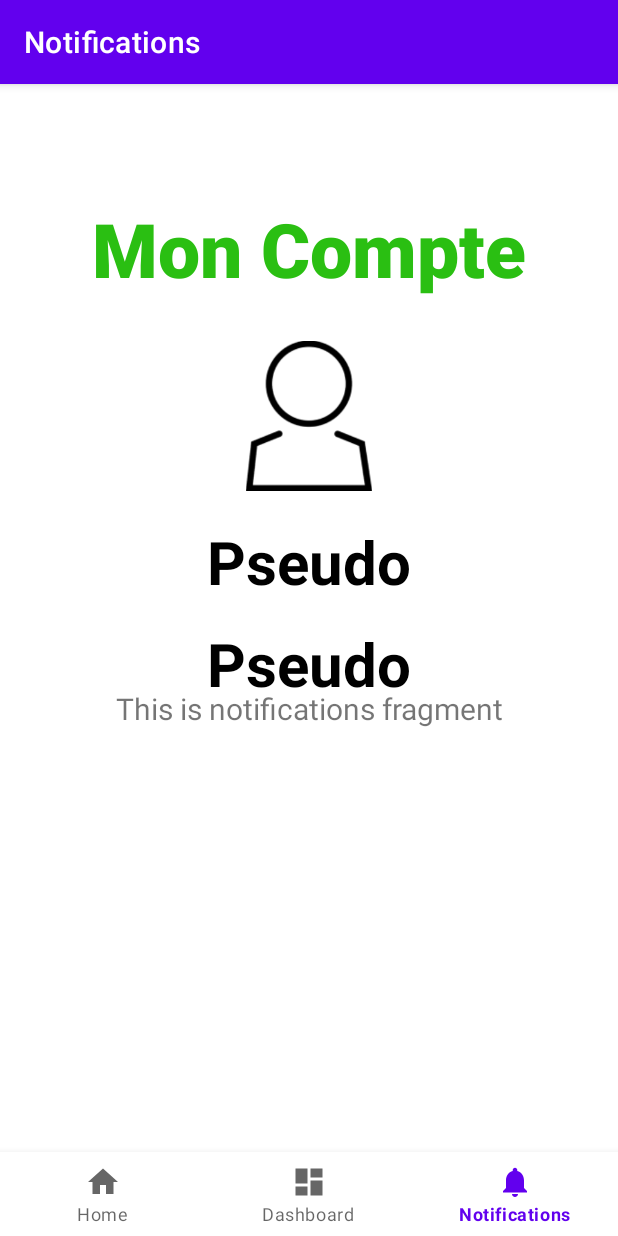
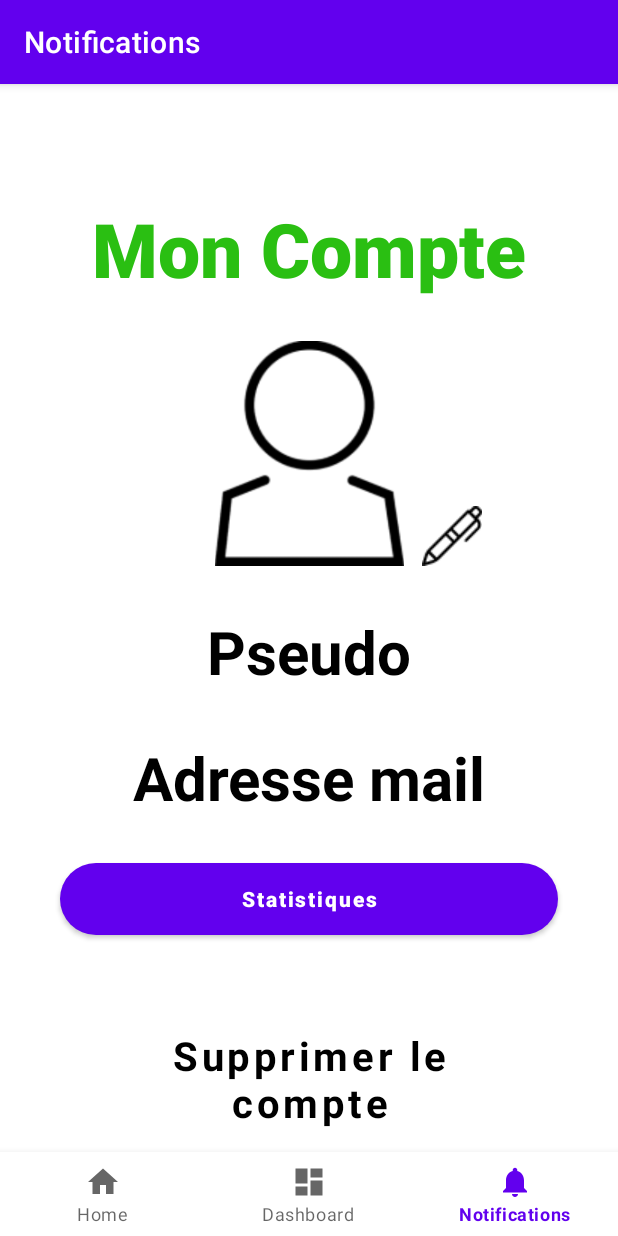
Before and after one commit to Hysea26/Projet_A2S_Dart, an Android app: the NotificationsFragment screen opened through its navigation route, on a phone screen of 412 x 824 dp. Run offline under Robolectric (Android 15) with nearby library versions, the phone set to English and light mode, and no system bars; our stand-ins replace navigation-ui.

```diff
--- a/app/src/main/java/com/example/dart/Connexion.java
+++ b/app/src/main/java/com/example/dart/Connexion.java
@@ -8,7 +8,6 @@ import android.view.View;
 import android.widget.Button;
 import android.widget.EditText;
 import android.widget.ImageButton;
-import android.widget.TextView;
 
 public class Connexion extends AppCompatActivity {
 
--- a/app/src/main/java/com/example/dart/ui/notifications/NotificationsFragment.java
+++ b/app/src/main/java/com/example/dart/ui/notifications/NotificationsFragment.java
@@ -4,17 +4,28 @@ import android.os.Bundle;
 import android.view.LayoutInflater;
 import android.view.View;
 import android.view.ViewGroup;
+import android.widget.Button;
+import android.widget.EditText;
 import android.widget.TextView;
-
+import android.content.Intent;
+import android.os.Bundle;
+import android.view.View;
+import android.widget.Button;
+import android.widget.EditText;
+import android.widget.ImageButton;
 import androidx.annotation.NonNull;
 import androidx.fragment.app.Fragment;
 import androidx.lifecycle.ViewModelProvider;
 
+import com.example.dart.R;
 import com.example.dart.databinding.FragmentNotificationsBinding;
 
 public class NotificationsFragment extends Fragment {
 
     private FragmentNotificationsBinding binding;
+
+    private static final String TAG = "Connexion"; // Pour des tags d'erreurs / verifs
+    Button btn_stats;
 
     public View onCreateView(@NonNull LayoutInflater inflater,
                              ViewGroup container, Bundle savedInstanceState) {
@@ -25,8 +36,11 @@ public class NotificationsFragment extends Fragment {
         View root = binding.getRoot();
 
         final TextView textView = binding.textNotifications;
-        notificationsViewModel.getText().observe(getViewLifecycleOwner(), textView::setText);
+        //notificationsViewModel.getText().observe(getViewLifecycleOwner(), textView::setText);
         return root;
+
+
+
     }
 
     @Override
--- a/app/src/main/java/com/example/dart/ui/notifications/NotificationsViewModel.java
+++ b/app/src/main/java/com/example/dart/ui/notifications/NotificationsViewModel.java
@@ -5,7 +5,7 @@ import androidx.lifecycle.MutableLiveData;
 import androidx.lifecycle.ViewModel;
 
 public class NotificationsViewModel extends ViewModel {
-
+/*
     private final MutableLiveData<String> mText;
 
     public NotificationsViewModel() {
@@ -16,4 +16,5 @@ public class NotificationsViewModel extends ViewModel {
     public LiveData<String> getText() {
         return mText;
     }
+    */
 }
--- a/app/src/main/res/layout/activity_connexion.xml
+++ b/app/src/main/res/layout/activity_connexion.xml
@@ -137,14 +137,14 @@
         android:layout_width="wrap_content"
         android:layout_height="wrap_content"
         android:layout_gravity="center"
-        android:layout_marginTop="24dp"
-        android:layout_marginEnd="84dp"
+        android:layout_marginTop="20dp"
         android:background="?android:attr/selectableItemBackground"
         android:fontFamily="sans-serif"
         android:text="@string/NoAccount"
         android:textAllCaps="false"
         android:textColor="#000000"
         app:layout_constraintEnd_toEndOf="parent"
+        app:layout_constraintStart_toStartOf="parent"
         app:layout_constraintTop_toBottomOf="@+id/id_btn_connexion" />
 
     <Button
@@ -152,6 +152,7 @@
         android:layout_width="wrap_content"
         android:layout_height="wrap_content"
         android:layout_gravity="right"
+        android:layout_marginTop="10dp"
         android:layout_marginEnd="10dp"
         android:background="?android:attr/selectableItemBackground"
         android:fontFamily="sans-serif"
--- a/app/src/main/res/layout/fragment_notifications.xml
+++ b/app/src/main/res/layout/fragment_notifications.xml
@@ -37,9 +37,9 @@
         app:layout_constraintTop_toTopOf="parent" />
 
     <ImageView
-        android:id="@+id/imageView"
-        android:layout_width="100dp"
-        android:layout_height="100dp"
+        android:id="@+id/id_img_user"
+        android:layout_width="150dp"
+        android:layout_height="150dp"
         android:layout_marginTop="28dp"
         android:gravity="center"
         android:src="@drawable/img_user_profil"
@@ -47,32 +47,103 @@
         app:layout_constraintStart_toStartOf="parent"
         app:layout_constraintTop_toBottomOf="@+id/id_title_compte" />
 
+    <ImageView
+        android:id="@+id/id_img_stylo"
+        android:layout_width="40dp"
+        android:layout_height="40dp"
+        android:layout_marginStart="150dp"
+        android:src="@drawable/img_stylo"
+        app:layout_constraintBottom_toBottomOf="@+id/id_img_user"
+        app:layout_constraintStart_toStartOf="@+id/id_img_user" />
+
     <TextView
-        android:id="@+id/id_textView"
+        android:id="@+id/id_txt_pseudo"
         android:layout_width="wrap_content"
         android:layout_height="wrap_content"
-        android:layout_marginTop="20dp"
+        android:layout_marginTop="30dp"
         android:text="Pseudo"
         android:textColor="#000000"
         android:textSize="60px"
         android:textStyle="bold"
         app:layout_constraintEnd_toEndOf="parent"
         app:layout_constraintStart_toStartOf="parent"
-        app:layout_constraintTop_toBottomOf="@+id/imageView" />
+        app:layout_constraintTop_toBottomOf="@+id/id_img_user" />
 
     <TextView
-        android:id="@+id/id_textView2"
+        android:id="@+id/id_txt_email"
         android:layout_width="wrap_content"
         android:layout_height="wrap_content"
-        android:layout_marginTop="88dp"
-        android:text="Pseudo"
+        android:layout_marginTop="30dp"
+        android:text="Adresse mail"
         android:textColor="#000000"
         android:textSize="60px"
         android:textStyle="bold"
         app:layout_constraintEnd_toEndOf="parent"
         app:layout_constraintHorizontal_bias="0.501"
         app:layout_constraintStart_toStartOf="parent"
-        app:layout_constraintTop_toBottomOf="@+id/imageView" />
+        app:layout_constraintTop_toBottomOf="@+id/id_txt_pseudo" />
+
+    <Button
+        android:id="@+id/id_btn_stats"
+        android:layout_width="match_parent"
+        android:layout_height="wrap_content"
+        android:layout_marginHorizontal="30dp"
+        android:layout_marginStart="40dp"
+        android:layout_marginTop="30dp"
+        android:layout_marginEnd="40dp"
+        android:background="@drawable/sign_in_button"
+        android:enabled="true"
+        android:text="@string/Statistiques"
+        android:textAllCaps="false"
+        android:textColor="#FFFFFF"
+        android:textSize="14dp"
+        android:textStyle="bold"
+        app:layout_constraintBottom_toBottomOf="parent"
+        app:layout_constraintEnd_toEndOf="parent"
+        app:layout_constraintStart_toStartOf="parent"
+        app:layout_constraintTop_toBottomOf="@+id/id_txt_email"
+        app:layout_constraintVertical_bias="0" />
+
+    <Button
+        android:id="@+id/id_btn_decoAccount"
+        android:layout_width="wrap_content"
+        android:layout_height="wrap_content"
+        android:layout_gravity="center"
+        android:layout_marginTop="40dp"
+        android:layout_marginBottom="20dp"
+        android:background="?android:attr/selectableItemBackground"
+        android:fontFamily="sans-serif"
+        android:text="@string/Deconnexion"
+        android:textAllCaps="false"
+        android:textColor="#000000"
+        android:textSize="50px"
+        android:textStyle="bold"
+        app:layout_constraintBottom_toTopOf="@+id/id_btn_delAccount"
+        app:layout_constraintEnd_toEndOf="parent"
+        app:layout_constraintHorizontal_bias="0.497"
+        app:layout_constraintStart_toStartOf="parent"
+        app:layout_constraintTop_toBottomOf="@+id/id_btn_stats" />
+
+    <Button
+        android:id="@+id/id_btn_delAccount"
+        android:layout_width="wrap_content"
+        android:layout_height="wrap_content"
+        android:layout_gravity="center"
+        android:layout_marginTop="60dp"
+        android:layout_marginBottom="70dp"
+        android:background="?android:attr/selectableItemBackground"
+        android:fontFamily="sans-serif"
+        android:text="@string/SupprCompte"
+        android:textAllCaps="false"
+        android:textColor="#000000"
+        android:textSize="40px"
+        android:textStyle="bold"
+        app:layout_constraintBottom_toBottomOf="parent"
+        app:layout_constraintEnd_toEndOf="parent"
+        app:layout_constraintStart_toStartOf="parent"
+        app:layout_constraintTop_toBottomOf="@+id/id_btn_stats" />
+
+
 
 
 </androidx.constraintlayout.widget.ConstraintLayout>
--- a/app/src/main/res/values/strings.xml
+++ b/app/src/main/res/values/strings.xml
@@ -23,7 +23,9 @@
 
     <!-- Page Compte -->
     <string name="titreCompte">Mon Compte</string>
-
+    <string name="Deconnexion">Déconnexion</string>
+    <string name="SupprCompte">Supprimer le compte</string>
+    <string name="Statistiques">Statistiques</string>
 
 
     <!-- Login -->
```
